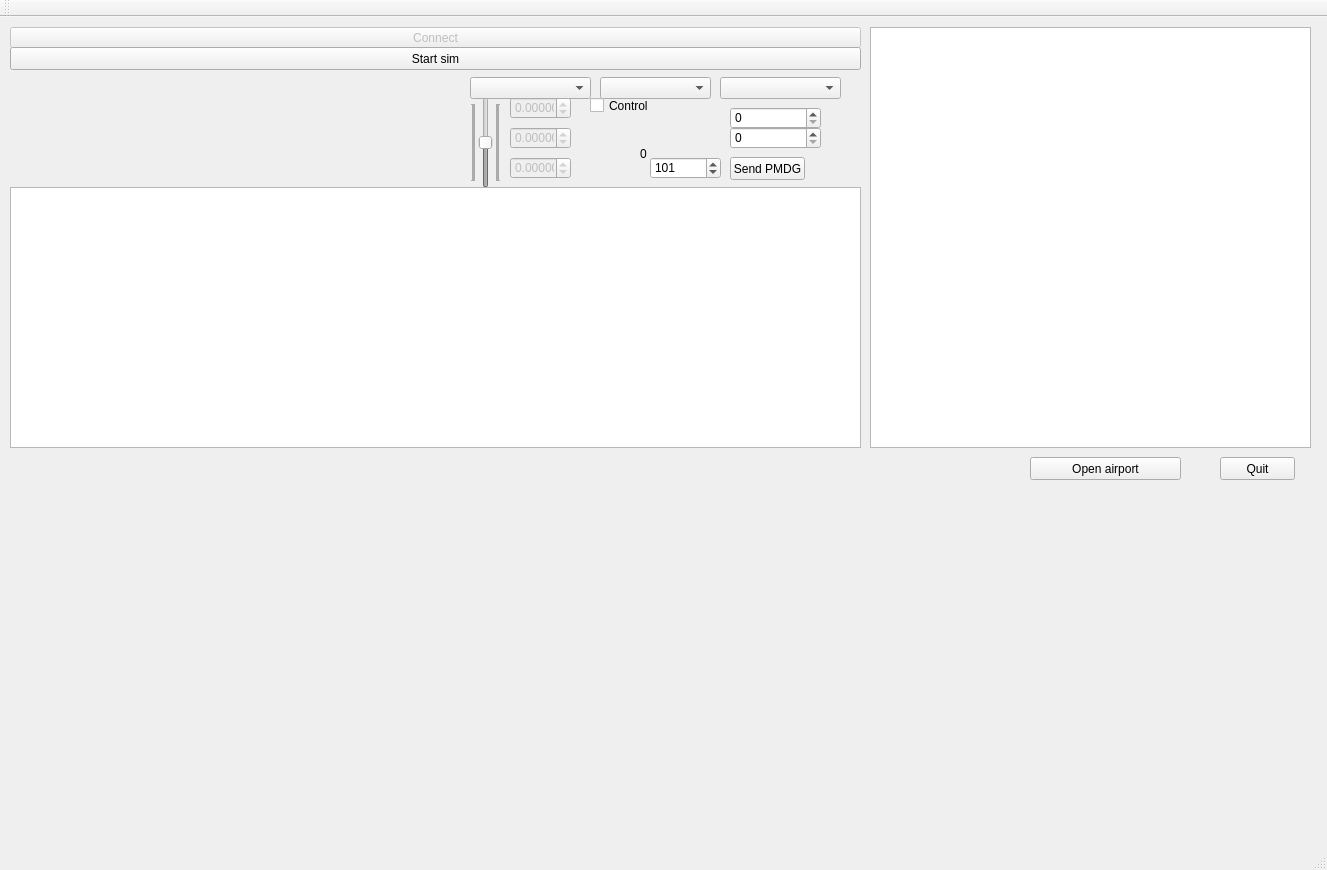
Qt form MSFS2020_AutoFlight/msfs2020_autoflight.ui (igor8518/MSFS2020_AUTO) before a commit.
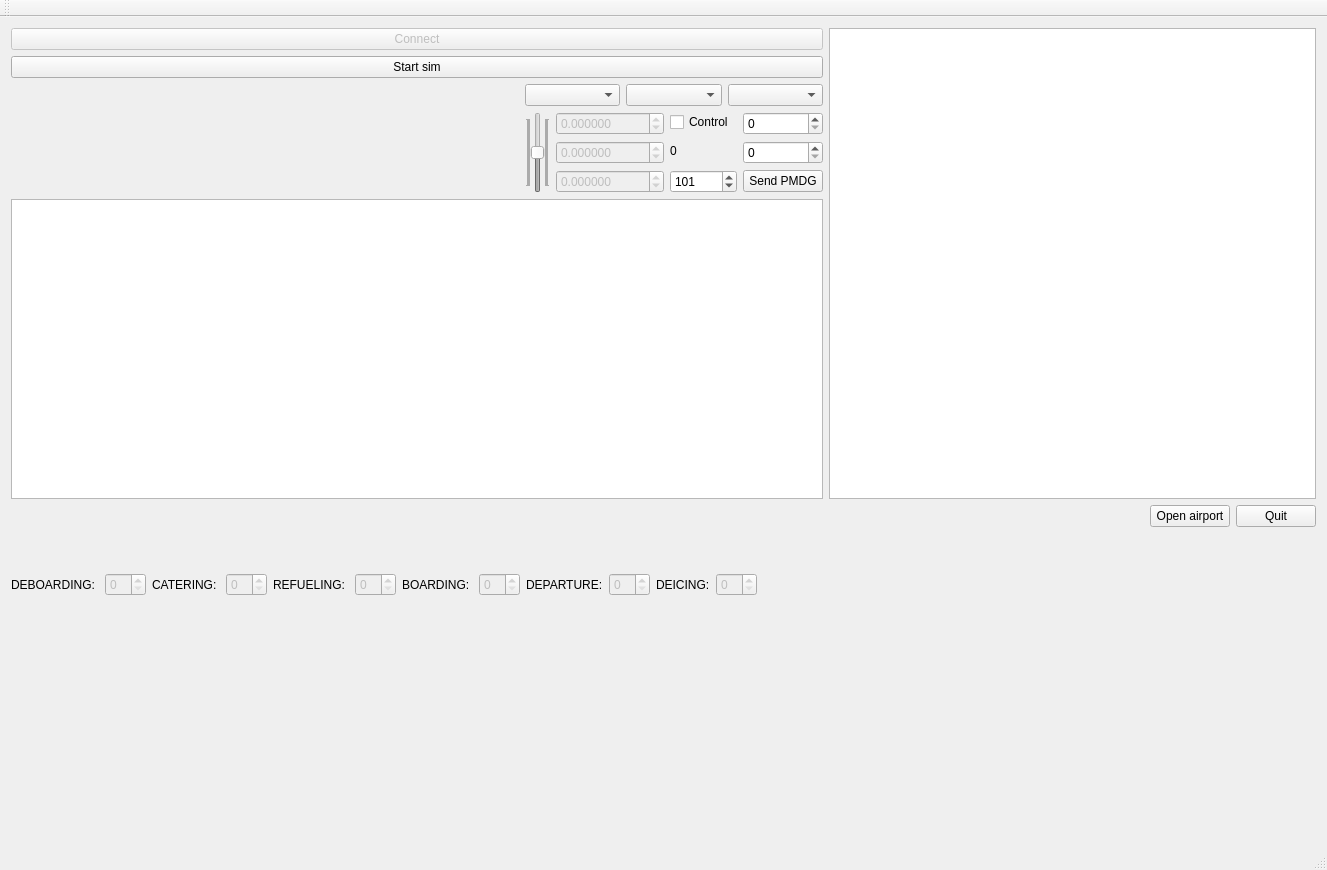
The same form after that commit. Custom widgets are drawn as their Qt base class.

Patch:
```diff
--- a/MSFS2020_AutoFlight/msfs2020_autoflight.ui
+++ b/MSFS2020_AutoFlight/msfs2020_autoflight.ui
@@ -23,104 +23,58 @@
    <string notr="true">fusion</string>
   </property>
   <widget class="QWidget" name="centralWidget">
+   <layout class="QVBoxLayout" name="verticalLayout_7" stretch="2,0,0,1">
+    <item>
+     <layout class="QHBoxLayout" name="horizontalLayout_5" stretch="5,3">
+      <item>
+       <layout class="QVBoxLayout" name="verticalLayout_5" stretch="0,0,1,5">
+        <item>
    <widget class="QPushButton" name="ConnectButton">
     <property name="enabled">
      <bool>false</bool>
     </property>
-    <property name="geometry">
-     <rect>
-      <x>10</x>
-      <y>10</y>
-      <width>851</width>
-      <height>21</height>
-     </rect>
-    </property>
     <property name="text">
      <string>Connect</string>
     </property>
    </widget>
-   <widget class="QPushButton" name="pushButton_2">
-    <property name="geometry">
-     <rect>
-      <x>1220</x>
-      <y>440</y>
-      <width>75</width>
-      <height>23</height>
-     </rect>
-    </property>
-    <property name="text">
-     <string>Quit</string>
-    </property>
-   </widget>
-   <widget class="QListWidget" name="listWidget">
-    <property name="geometry">
-     <rect>
-      <x>870</x>
-      <y>10</y>
-      <width>441</width>
-      <height>421</height>
-     </rect>
-    </property>
-    <property name="mouseTracking">
-     <bool>false</bool>
-    </property>
-    <property name="autoScroll">
+        </item>
+        <item>
+         <widget class="QPushButton" name="startButton">
+          <property name="enabled">
      <bool>true</bool>
     </property>
-    <property name="alternatingRowColors">
-     <bool>true</bool>
-    </property>
-    <property name="selectionBehavior">
-     <enum>QAbstractItemView::SelectRows</enum>
-    </property>
-    <property name="horizontalScrollMode">
-     <enum>QAbstractItemView::ScrollPerPixel</enum>
-    </property>
-    <property name="uniformItemSizes">
-     <bool>true</bool>
-    </property>
-    <property name="currentRow">
-     <number>-1</number>
-    </property>
-   </widget>
-   <widget class="QLabel" name="label">
-    <property name="geometry">
-     <rect>
-      <x>10</x>
-      <y>440</y>
-      <width>1161</width>
-      <height>51</height>
-     </rect>
-    </property>
     <property name="text">
-     <string/>
-    </property>
-    <property name="textFormat">
-     <enum>Qt::PlainText</enum>
-    </property>
-   </widget>
-   <widget class="QCustomPlot" name="Graph" native="true">
-    <property name="geometry">
-     <rect>
-      <x>10</x>
-      <y>60</y>
-      <width>461</width>
-      <height>101</height>
-     </rect>
-    </property>
-   </widget>
+           <string>Start sim</string>
+          </property>
+         </widget>
+        </item>
+        <item>
+         <layout class="QHBoxLayout" name="horizontalLayout_4" stretch="50,0">
+          <item>
+           <widget class="QCustomPlot" name="Graph" native="true"/>
+          </item>
+          <item>
+           <layout class="QVBoxLayout" name="verticalLayout_4">
+            <item>
+             <layout class="QHBoxLayout" name="horizontalLayout_2">
+              <item>
+               <widget class="QComboBox" name="cb1"/>
+              </item>
+              <item>
+               <widget class="QComboBox" name="cb2"/>
+              </item>
+              <item>
+               <widget class="QComboBox" name="cb3"/>
+              </item>
+             </layout>
+            </item>
+            <item>
+             <layout class="QHBoxLayout" name="horizontalLayout_3">
+              <item>
    <widget class="QSlider" name="vs1">
     <property name="enabled">
      <bool>false</bool>
     </property>
-    <property name="geometry">
-     <rect>
-      <x>470</x>
-      <y>80</y>
-      <width>31</width>
-      <height>91</height>
-     </rect>
-    </property>
     <property name="minimum">
      <number>-16383</number>
     </property>
@@ -143,61 +97,14 @@
      <number>1</number>
     </property>
    </widget>
-   <widget class="QComboBox" name="cb1">
-    <property name="geometry">
-     <rect>
-      <x>470</x>
-      <y>60</y>
-      <width>121</width>
-      <height>22</height>
-     </rect>
-    </property>
-   </widget>
-   <widget class="QComboBox" name="cb2">
-    <property name="geometry">
-     <rect>
-      <x>600</x>
-      <y>60</y>
-      <width>111</width>
-      <height>22</height>
-     </rect>
-    </property>
-   </widget>
-   <widget class="QComboBox" name="cb3">
-    <property name="geometry">
-     <rect>
-      <x>720</x>
-      <y>60</y>
-      <width>121</width>
-      <height>22</height>
-     </rect>
-    </property>
-   </widget>
-   <widget class="QCheckBox" name="cc1">
-    <property name="geometry">
-     <rect>
-      <x>590</x>
-      <y>80</y>
-      <width>70</width>
-      <height>17</height>
-     </rect>
-    </property>
-    <property name="text">
-     <string>Control</string>
-    </property>
-   </widget>
+              </item>
+              <item>
+               <layout class="QVBoxLayout" name="verticalLayout">
+                <item>
    <widget class="QDoubleSpinBox" name="sb1P">
     <property name="enabled">
      <bool>false</bool>
     </property>
-    <property name="geometry">
-     <rect>
-      <x>510</x>
-      <y>80</y>
-      <width>61</width>
-      <height>22</height>
-     </rect>
-    </property>
     <property name="decimals">
      <number>6</number>
     </property>
@@ -211,18 +118,12 @@
      <double>0.010000000000000</double>
     </property>
    </widget>
+                </item>
+                <item>
    <widget class="QDoubleSpinBox" name="sb1I">
     <property name="enabled">
      <bool>false</bool>
     </property>
-    <property name="geometry">
-     <rect>
-      <x>510</x>
-      <y>110</y>
-      <width>61</width>
-      <height>22</height>
-     </rect>
-    </property>
     <property name="decimals">
      <number>6</number>
     </property>
@@ -236,18 +137,12 @@
      <double>0.010000000000000</double>
     </property>
    </widget>
+                </item>
+                <item>
    <widget class="QDoubleSpinBox" name="sb1D">
     <property name="enabled">
      <bool>false</bool>
     </property>
-    <property name="geometry">
-     <rect>
-      <x>510</x>
-      <y>140</y>
-      <width>61</width>
-      <height>22</height>
-     </rect>
-    </property>
     <property name="decimals">
      <number>6</number>
     </property>
@@ -261,124 +156,27 @@
      <double>0.010000000000000</double>
     </property>
    </widget>
-   <widget class="QCustomPlot" name="Graph2" native="true">
-    <property name="geometry">
-     <rect>
-      <x>10</x>
-      <y>500</y>
-      <width>1301</width>
-      <height>311</height>
-     </rect>
-    </property>
-    <property name="title" stdset="0">
-     <string>GroupBox</string>
-    </property>
-   </widget>
-   <widget class="QTableView" name="tableView">
-    <property name="geometry">
-     <rect>
-      <x>10</x>
-      <y>170</y>
-      <width>851</width>
-      <height>261</height>
-     </rect>
-    </property>
-    <property name="dragDropOverwriteMode">
-     <bool>false</bool>
-    </property>
-    <property name="selectionMode">
-     <enum>QAbstractItemView::SingleSelection</enum>
-    </property>
-    <property name="selectionBehavior">
-     <enum>QAbstractItemView::SelectRows</enum>
-    </property>
-    <property name="gridStyle">
-     <enum>Qt::DotLine</enum>
-    </property>
-   </widget>
-   <widget class="QDoubleSpinBox" name="Alt">
-    <property name="geometry">
-     <rect>
-      <x>730</x>
-      <y>110</y>
-      <width>91</width>
-      <height>22</height>
-     </rect>
-    </property>
-    <property name="decimals">
-     <number>0</number>
-    </property>
-    <property name="maximum">
-     <double>40000.000000000000000</double>
-    </property>
-   </widget>
-   <widget class="QDoubleSpinBox" name="dist">
-    <property name="geometry">
-     <rect>
-      <x>730</x>
-      <y>90</y>
-      <width>91</width>
-      <height>22</height>
-     </rect>
-    </property>
-    <property name="decimals">
-     <number>0</number>
-    </property>
-    <property name="maximum">
-     <double>6500.000000000000000</double>
-    </property>
-   </widget>
+                </item>
+               </layout>
+              </item>
+              <item>
+               <layout class="QVBoxLayout" name="verticalLayout_2">
+                <item>
+                 <widget class="QCheckBox" name="cc1">
+                  <property name="text">
+                   <string>Control</string>
+                  </property>
+                 </widget>
+                </item>
+                <item>
    <widget class="QLabel" name="delta">
-    <property name="geometry">
-     <rect>
-      <x>640</x>
-      <y>130</y>
-      <width>47</width>
-      <height>13</height>
-     </rect>
-    </property>
     <property name="text">
      <string>0</string>
     </property>
    </widget>
-   <widget class="QPushButton" name="startButton">
-    <property name="enabled">
-     <bool>true</bool>
-    </property>
-    <property name="geometry">
-     <rect>
-      <x>10</x>
-      <y>30</y>
-      <width>851</width>
-      <height>23</height>
-     </rect>
-    </property>
-    <property name="text">
-     <string>Start sim</string>
-    </property>
-   </widget>
-   <widget class="QPushButton" name="PMDGButton">
-    <property name="geometry">
-     <rect>
-      <x>730</x>
-      <y>140</y>
-      <width>75</width>
-      <height>23</height>
-     </rect>
-    </property>
-    <property name="text">
-     <string>Send PMDG</string>
-    </property>
-   </widget>
+                </item>
+                <item>
    <widget class="QSpinBox" name="switchID">
-    <property name="geometry">
-     <rect>
-      <x>650</x>
-      <y>140</y>
-      <width>71</width>
-      <height>22</height>
-     </rect>
-    </property>
     <property name="minimum">
      <number>100</number>
     </property>
@@ -392,19 +190,252 @@
      <number>101</number>
     </property>
    </widget>
+                </item>
+               </layout>
+              </item>
+              <item>
+               <layout class="QVBoxLayout" name="verticalLayout_3">
+                <item>
+                 <widget class="QDoubleSpinBox" name="dist">
+                  <property name="decimals">
+                   <number>0</number>
+                  </property>
+                  <property name="maximum">
+                   <double>6500.000000000000000</double>
+                  </property>
+                 </widget>
+                </item>
+                <item>
+                 <widget class="QDoubleSpinBox" name="Alt">
+                  <property name="decimals">
+                   <number>0</number>
+                  </property>
+                  <property name="maximum">
+                   <double>40000.000000000000000</double>
+                  </property>
+                 </widget>
+                </item>
+                <item>
+                 <widget class="QPushButton" name="PMDGButton">
+                  <property name="text">
+                   <string>Send PMDG</string>
+                  </property>
+                 </widget>
+                </item>
+               </layout>
+              </item>
+             </layout>
+            </item>
+           </layout>
+          </item>
+         </layout>
+        </item>
+        <item>
+         <widget class="QTableView" name="tableView">
+          <property name="dragDropOverwriteMode">
+           <bool>false</bool>
+          </property>
+          <property name="selectionMode">
+           <enum>QAbstractItemView::SingleSelection</enum>
+          </property>
+          <property name="selectionBehavior">
+           <enum>QAbstractItemView::SelectRows</enum>
+          </property>
+          <property name="gridStyle">
+           <enum>Qt::DotLine</enum>
+          </property>
+         </widget>
+        </item>
+       </layout>
+      </item>
+      <item>
+       <widget class="QListWidget" name="listWidget">
+        <property name="mouseTracking">
+         <bool>false</bool>
+        </property>
+        <property name="autoScroll">
+         <bool>true</bool>
+        </property>
+        <property name="alternatingRowColors">
+         <bool>true</bool>
+        </property>
+        <property name="selectionBehavior">
+         <enum>QAbstractItemView::SelectRows</enum>
+        </property>
+        <property name="horizontalScrollMode">
+         <enum>QAbstractItemView::ScrollPerPixel</enum>
+        </property>
+        <property name="uniformItemSizes">
+         <bool>true</bool>
+        </property>
+        <property name="currentRow">
+         <number>-1</number>
+        </property>
+       </widget>
+      </item>
+     </layout>
+    </item>
+    <item>
+     <layout class="QHBoxLayout" name="horizontalLayout_7" stretch="10,0">
+      <item>
+       <widget class="QLabel" name="label">
+        <property name="text">
+         <string/>
+        </property>
+        <property name="textFormat">
+         <enum>Qt::PlainText</enum>
+        </property>
+       </widget>
+      </item>
+      <item>
+       <layout class="QVBoxLayout" name="verticalLayout_6">
+        <item>
+         <layout class="QHBoxLayout" name="horizontalLayout_6">
+          <item>
+           <layout class="QHBoxLayout" name="horizontalLayout_8"/>
+          </item>
+          <item>
    <widget class="QPushButton" name="BOpenAirport">
-    <property name="geometry">
-     <rect>
-      <x>1030</x>
-      <y>440</y>
-      <width>151</width>
-      <height>23</height>
-     </rect>
-    </property>
     <property name="text">
      <string>Open airport</string>
     </property>
    </widget>
+          </item>
+          <item>
+           <widget class="QPushButton" name="pushButton_2">
+            <property name="text">
+             <string>Quit</string>
+            </property>
+           </widget>
+          </item>
+         </layout>
+        </item>
+        <item>
+         <spacer name="verticalSpacer">
+          <property name="orientation">
+           <enum>Qt::Vertical</enum>
+          </property>
+          <property name="sizeHint" stdset="0">
+           <size>
+            <width>20</width>
+            <height>40</height>
+           </size>
+          </property>
+         </spacer>
+        </item>
+       </layout>
+      </item>
+     </layout>
+    </item>
+    <item>
+     <layout class="QHBoxLayout" name="horizontalLayout">
+      <item>
+       <widget class="QLabel" name="label_2">
+        <property name="text">
+         <string>DEBOARDING: </string>
+        </property>
+       </widget>
+      </item>
+      <item>
+       <widget class="QSpinBox" name="deboardingState">
+        <property name="enabled">
+         <bool>false</bool>
+        </property>
+       </widget>
+      </item>
+      <item>
+       <widget class="QLabel" name="label_3">
+        <property name="text">
+         <string>CATERING: </string>
+        </property>
+       </widget>
+      </item>
+      <item>
+       <widget class="QSpinBox" name="cateringState">
+        <property name="enabled">
+         <bool>false</bool>
+        </property>
+       </widget>
+      </item>
+      <item>
+       <widget class="QLabel" name="label_4">
+        <property name="text">
+         <string>REFUELING: </string>
+        </property>
+       </widget>
+      </item>
+      <item>
+       <widget class="QSpinBox" name="refuelingState">
+        <property name="enabled">
+         <bool>false</bool>
+        </property>
+       </widget>
+      </item>
+      <item>
+       <widget class="QLabel" name="label_5">
+        <property name="text">
+         <string>BOARDING: </string>
+        </property>
+       </widget>
+      </item>
+      <item>
+       <widget class="QSpinBox" name="boardingSate">
+        <property name="enabled">
+         <bool>false</bool>
+        </property>
+       </widget>
+      </item>
+      <item>
+       <widget class="QLabel" name="label_6">
+        <property name="text">
+         <string>DEPARTURE:</string>
+        </property>
+       </widget>
+      </item>
+      <item>
+       <widget class="QSpinBox" name="departureState">
+        <property name="enabled">
+         <bool>false</bool>
+        </property>
+       </widget>
+      </item>
+      <item>
+       <widget class="QLabel" name="label_7">
+        <property name="text">
+         <string>DEICING:</string>
+        </property>
+       </widget>
+      </item>
+      <item>
+       <widget class="QSpinBox" name="deicingState">
+        <property name="enabled">
+         <bool>false</bool>
+        </property>
+       </widget>
+      </item>
+      <item>
+       <spacer name="horizontalSpacer">
+        <property name="orientation">
+         <enum>Qt::Horizontal</enum>
+        </property>
+        <property name="sizeHint" stdset="0">
+         <size>
+          <width>40</width>
+          <height>20</height>
+         </size>
+        </property>
+       </spacer>
+      </item>
+     </layout>
+    </item>
+    <item>
+     <widget class="QCustomPlot" name="Graph2" native="true">
+      <property name="title" stdset="0">
+       <string>GroupBox</string>
+      </property>
+     </widget>
+    </item>
+   </layout>
   </widget>
   <widget class="QMenuBar" name="menuBar">
    <property name="geometry">
```
Left out of the diff: 2 changed lines with no effect on the pictures. Lines whose indentation alone changed are shown as unchanged.
